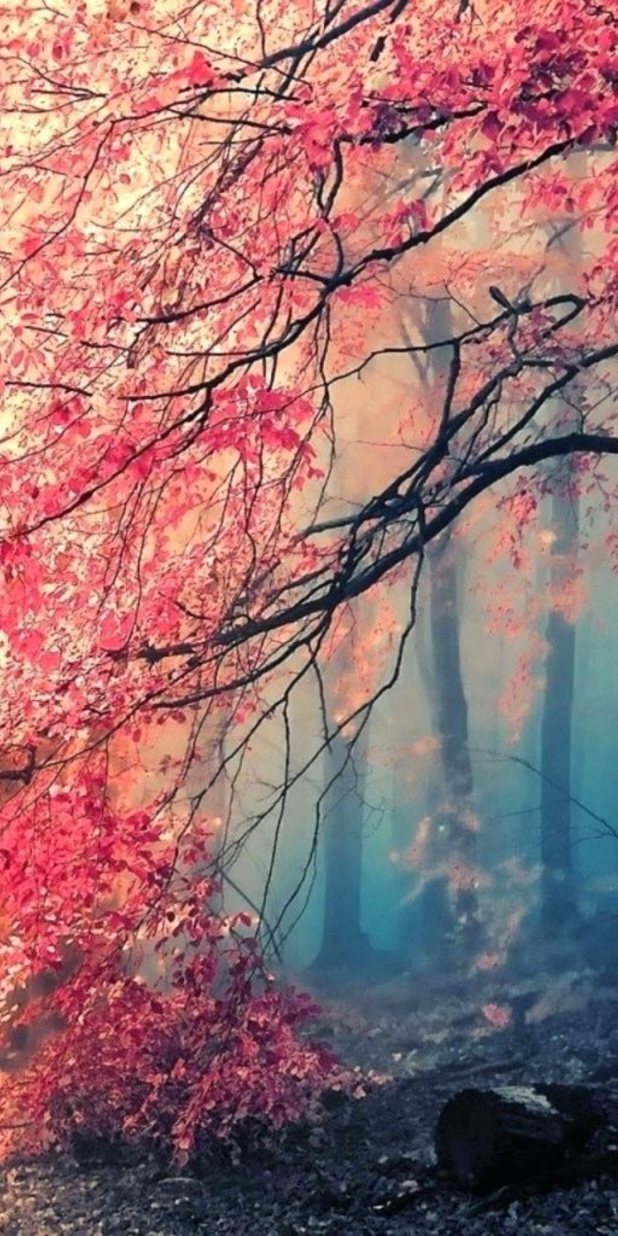
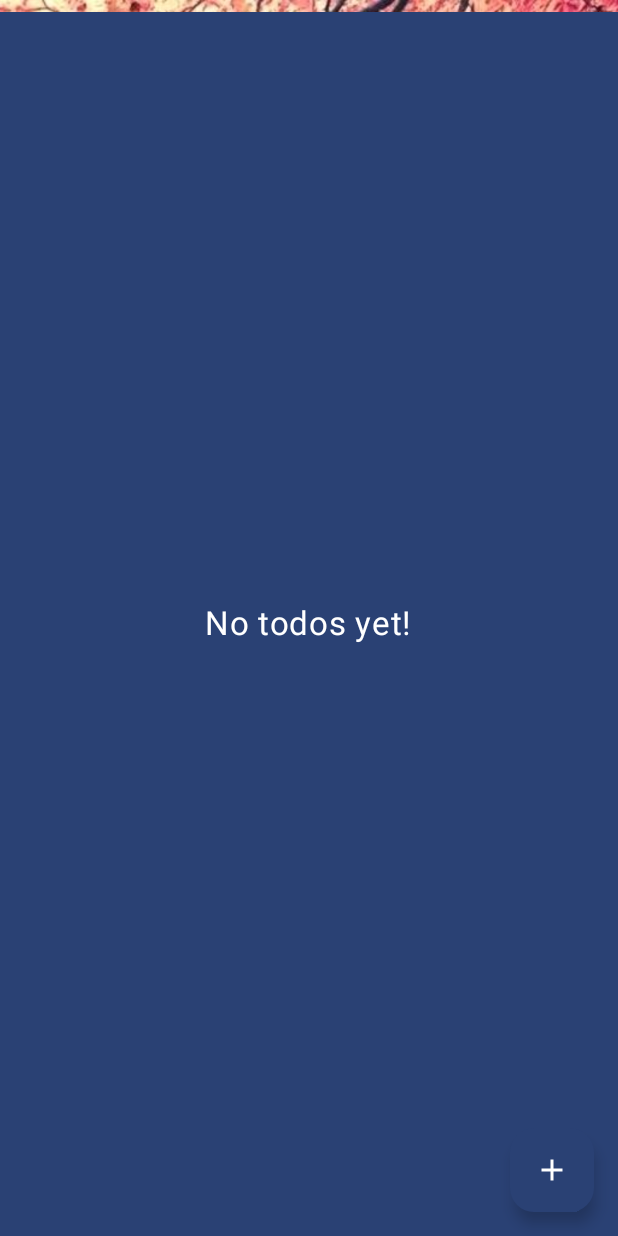
Before and after one commit to AsH1605/WeCal, an Android app built with Jetpack Compose: the screen it shows after launch (MainActivity), on a phone screen of 412 x 824 dp. Run offline under Robolectric (Android 15) with nearby library versions, the light colour scheme and no system bars; our stand-ins replace Dagger/Hilt's generated code, Room's generated code, livedata-compose.

Commit message:
Note database setup

```diff
--- a/app/src/main/java/com/example/calender/MainActivity.kt
+++ b/app/src/main/java/com/example/calender/MainActivity.kt
@@ -7,9 +7,11 @@ import androidx.activity.viewModels
 import androidx.compose.foundation.Image
 import androidx.compose.foundation.layout.Box
 import androidx.compose.foundation.layout.Column
+import androidx.compose.foundation.layout.Spacer
 import androidx.compose.foundation.layout.fillMaxHeight
 import androidx.compose.foundation.layout.fillMaxSize
 import androidx.compose.foundation.layout.fillMaxWidth
+import androidx.compose.foundation.layout.height
 import androidx.compose.material3.MaterialTheme
 import androidx.compose.material3.Surface
 import androidx.compose.runtime.Composable
@@ -17,7 +19,9 @@ import androidx.compose.ui.Alignment
 import androidx.compose.ui.Modifier
 import androidx.compose.ui.layout.ContentScale
 import androidx.compose.ui.res.painterResource
+import androidx.compose.ui.unit.dp
 import com.example.calender.domain.weather.WeatherRepository
+import com.example.calender.presentation.ui.component.NotesScreen
 import com.example.calender.presentation.ui.component.WeatherScreen
 import com.example.calender.presentation.viewmodel.WeatherViewModel
 import com.example.calender.ui.theme.CalenderTheme
@@ -25,7 +29,6 @@ import dagger.hilt.android.AndroidEntryPoint
 import kotlinx.coroutines.ExperimentalCoroutinesApi
 import javax.inject.Inject
 
-@OptIn(ExperimentalCoroutinesApi::class)
 @AndroidEntryPoint
 class MainActivity : ComponentActivity() {
     @Inject
@@ -39,7 +42,11 @@ class MainActivity : ComponentActivity() {
                 // A surface container using the 'background' color from the theme
                 Surface(modifier = Modifier.fillMaxSize(), color = MaterialTheme.colorScheme.background) {
                     BoxSet()
-                    WeatherScreen(viewModel)
+                    Column {
+                        WeatherScreen(viewModel)
+                        Spacer(modifier = Modifier.height(8.dp))
+                        NotesScreen()
+                    }
                 }
             }
         }
--- /dev/null
+++ b/app/src/main/java/com/example/calender/data/NotesRepositoryImpl.kt
@@ -0,0 +1,26 @@
+package com.example.calender.data
+
+import com.example.calender.data.db.NoteDatabase
+import com.example.calender.data.db.NoteEntity
+import com.example.calender.domain.Notes.NotesRepository
+import kotlinx.coroutines.flow.Flow
+
+class NotesRepositoryImpl(private val database: NoteDatabase):NotesRepository {
+    private val dao = database.noteDao()
+    override suspend fun addNote(note: NoteEntity) {
+        dao.addNote(note)
+    }
+
+    override suspend fun getNote(): Flow<List<NoteEntity>> =
+        dao.getNote()
+
+    override suspend fun updateNote(note: NoteEntity) {
+        dao.updateNote(note)
+    }
+
+    override suspend fun deleteNote(note: NoteEntity) {
+        dao.deleteNote(note)
+    }
+
+
+}
--- /dev/null
+++ b/app/src/main/java/com/example/calender/data/db/NoteDatabase.kt
@@ -0,0 +1,13 @@
+package com.example.calender.data.db
+
+import androidx.room.Database
+import androidx.room.RoomDatabase
+
+@Database(entities = [NoteEntity::class], version = 1)
+abstract class NoteDatabase: RoomDatabase() {
+    abstract fun noteDao(): NotesDao
+
+    companion object{
+        const val DATABASE_NAME="notes_db"
+    }
+}
--- /dev/null
+++ b/app/src/main/java/com/example/calender/data/db/NotesDao.kt
@@ -0,0 +1,24 @@
+package com.example.calender.data.db
+
+import androidx.room.Dao
+import androidx.room.Delete
+import androidx.room.Insert
+import androidx.room.Query
+import androidx.room.Update
+import kotlinx.coroutines.flow.Flow
+
+@Dao
+interface NotesDao {
+
+    @Insert
+    fun addNote(note: NoteEntity)
+
+    @Query("SELECT * FROM notes")
+    fun getNote() : Flow<List<NoteEntity>>
+
+    @Update
+    fun updateNote(note: NoteEntity)
+
+    @Delete
+    fun deleteNote(note: NoteEntity)
+}
--- /dev/null
+++ b/app/src/main/java/com/example/calender/data/di/NoteModule.kt
@@ -0,0 +1,35 @@
+package com.example.calender.data.di
+
+import android.app.Application
+import androidx.room.Room
+import androidx.room.RoomDatabase
+import com.example.calender.data.NotesRepositoryImpl
+import com.example.calender.data.db.NoteDatabase
+import com.example.calender.domain.Notes.NotesRepository
+import dagger.Module
+import dagger.Provides
+import dagger.hilt.InstallIn
+import dagger.hilt.components.SingletonComponent
+import javax.inject.Singleton
+
+
+@Module
+@InstallIn(SingletonComponent::class)
+object NoteModule {
+
+    @Provides
+    @Singleton
+    fun provideNoteDatabase(app:Application): NoteDatabase {
+        return Room.databaseBuilder(
+            app,
+            NoteDatabase::class.java,
+            NoteDatabase.DATABASE_NAME
+        ).build()
+    }
+
+    @Provides
+    @Singleton
+    fun provideNoteRepository(db: NoteDatabase):NotesRepository{
+        return NotesRepositoryImpl(db)
+    }
+}
--- /dev/null
+++ b/app/src/main/java/com/example/calender/domain/Notes/NotesRepository.kt
@@ -0,0 +1,12 @@
+package com.example.calender.domain.Notes
+
+import com.example.calender.data.db.NoteEntity
+import kotlinx.coroutines.flow.Flow
+import javax.inject.Inject
+
+interface NotesRepository{
+    suspend fun getNote(): Flow<List<NoteEntity>>
+    suspend fun addNote(note: NoteEntity)
+    suspend fun updateNote(note: NoteEntity)
+    suspend fun deleteNote(note: NoteEntity)
+}
--- /dev/null
+++ b/app/src/main/java/com/example/calender/presentation/ui/component/NoteScreen.kt
@@ -0,0 +1,150 @@
+package com.example.calender.presentation.ui.component
+
+import androidx.compose.animation.AnimatedVisibility
+import androidx.compose.animation.fadeIn
+import androidx.compose.animation.fadeOut
+import androidx.compose.animation.scaleIn
+import androidx.compose.animation.scaleOut
+import androidx.compose.foundation.layout.Arrangement
+import androidx.compose.foundation.layout.Box
+import androidx.compose.foundation.layout.Column
+import androidx.compose.foundation.layout.Spacer
+import androidx.compose.foundation.layout.fillMaxSize
+import androidx.compose.foundation.layout.fillMaxWidth
+import androidx.compose.foundation.layout.height
+import androidx.compose.foundation.layout.padding
+import androidx.compose.foundation.lazy.LazyColumn
+import androidx.compose.foundation.shape.RoundedCornerShape
+import androidx.compose.material.icons.Icons
+import androidx.compose.material.icons.filled.Add
+import androidx.compose.material3.Button
+import androidx.compose.material3.ButtonDefaults
+import androidx.compose.material3.ExperimentalMaterial3Api
+import androidx.compose.material3.FloatingActionButton
+import androidx.compose.material3.Icon
+import androidx.compose.material3.MaterialTheme
+import androidx.compose.material3.OutlinedTextField
+import androidx.compose.material3.Scaffold
+import androidx.compose.material3.Text
+import androidx.compose.material3.TextFieldDefaults
+import androidx.compose.runtime.Composable
+import androidx.compose.runtime.collectAsState
+import androidx.compose.runtime.getValue
+import androidx.compose.runtime.mutableStateOf
+import androidx.compose.runtime.remember
+import androidx.compose.ui.Alignment
+import androidx.compose.ui.Modifier
+import androidx.compose.ui.graphics.Color
+import androidx.compose.ui.unit.dp
+import androidx.compose.ui.unit.sp
+import androidx.compose.ui.window.Dialog
+import com.example.calender.data.db.NoteEntity
+import com.example.calender.presentation.viewmodel.NoteViewModel
+
+@OptIn(ExperimentalMaterial3Api::class)
+@Composable
+fun NotesScreen(
+    viewModel: NoteViewModel = androidx.lifecycle.viewmodel.compose.viewModel()
+){
+    val notes by viewModel.note.collectAsState()
+
+    val (dialogOpen, setDialogOpen) = remember {
+        mutableStateOf(false)
+    }
+
+    if(dialogOpen){
+        val (note, setNote) = remember {
+            mutableStateOf("")
+        }
+        Dialog(onDismissRequest = { setDialogOpen(false) }) {
+            Column {
+                OutlinedTextField(
+                    value = note,
+                    onValueChange = {setNote(it)
+                    },
+                    modifier = Modifier.fillMaxWidth(),
+                    label = { Text(text = "Note")},
+                    colors = TextFieldDefaults.outlinedTextFieldColors(
+                        focusedBorderColor = MaterialTheme.colorScheme.primary,
+                        focusedLabelColor = MaterialTheme.colorScheme.primary
+                    )
+                )
+                Spacer(modifier = Modifier.height(18.dp))
+                Button(onClick = {
+                    if (note.isNotEmpty()){
+                        viewModel.addNote(
+                            NoteEntity(note = note)
+                        )
+                        setDialogOpen(false)
+                    }
+                    },
+                    shape = RoundedCornerShape(5.dp),
+                    modifier = Modifier.fillMaxWidth(),
+                    colors = ButtonDefaults.buttonColors(
+                        containerColor = Color.White
+                    )
+                ) {
+                    Text(text = "Submit", color = MaterialTheme.colorScheme.primary)
+                }
+            }
+        }
+    }
+    Scaffold(
+        containerColor = MaterialTheme.colorScheme.primary,
+        floatingActionButton = {
+            FloatingActionButton(
+                onClick = { setDialogOpen(true) },
+                contentColor = Color.White,
+                containerColor = MaterialTheme.colorScheme.primary
+            ) {
+                Icon(
+                    imageVector = Icons.Default.Add,
+                    contentDescription = "Add"
+                )
+            }
+        }
+    ) {paddings->
+        Box(
+            modifier = Modifier
+                .fillMaxSize()
+                .padding(paddings),
+            contentAlignment = Alignment.Center
+        ) {
+            AnimatedVisibility(
+                visible = notes.isEmpty(),
+                enter = scaleIn() + fadeIn(),
+                exit = scaleOut() + fadeOut()
+            ) {
+                Text(text = "No todos yet!", color = Color.White, fontSize = 22.sp)
+            }
+            AnimatedVisibility(
+                visible = notes.isNotEmpty(),
+                enter = scaleIn() + fadeIn(),
+                exit = scaleOut() + fadeOut()
+            ) {
+                LazyColumn(
+                    modifier = Modifier
+                        .fillMaxSize()
+                        .padding(
+                            bottom = paddings.calculateBottomPadding() + 8.dp,
+                            top = 8.dp,
+                            start = 8.dp,
+                            end = 8.dp,
+                        ),
+                    verticalArrangement = Arrangement.spacedBy(8.dp)
+                ) {
+                    items(notes.size) { noteEntity ->
+                        Notes(
+                            noteEntity = noteEntity,
+                            onClick = {
+                                viewModel.updateNOte(noteEntity.copy(done = !noteEntity.done))
+                            }
+                        ) {
+                            viewModel.deleteNote(noteEntity)
+                        }
+                    }
+                }
+            }
+        }
+    }
+}
--- a/app/src/main/java/com/example/calender/presentation/ui/component/Weather.kt
+++ b/app/src/main/java/com/example/calender/presentation/ui/component/Weather.kt
@@ -37,7 +37,7 @@ fun Weather(
 ) {
     Box(
         modifier = Modifier
-            .fillMaxSize()
+            .fillMaxWidth()
     ) {
         Card(
             modifier = Modifier
--- /dev/null
+++ b/app/src/main/java/com/example/calender/presentation/viewmodel/NoteViewModel.kt
@@ -0,0 +1,52 @@
+package com.example.calender.presentation.viewmodel
+
+import androidx.lifecycle.ViewModel
+import androidx.lifecycle.viewModelScope
+import com.example.calender.data.db.NoteEntity
+import com.example.calender.domain.Notes.NotesRepository
+import dagger.hilt.android.lifecycle.HiltViewModel
+import kotlinx.coroutines.Dispatchers
+import kotlinx.coroutines.flow.MutableStateFlow
+import kotlinx.coroutines.flow.asStateFlow
+import kotlinx.coroutines.flow.collect
+import kotlinx.coroutines.launch
+import javax.inject.Inject
+
+@HiltViewModel
+class NoteViewModel @Inject constructor(
+    private val notesRepository:NotesRepository
+): ViewModel() {
+
+    private val _note: MutableStateFlow<List<NoteEntity>> = MutableStateFlow(emptyList())
+    val note = _note.asStateFlow()
+
+    init {
+        getNote()
+    }
+
+    private fun getNote(){
+        viewModelScope.launch (Dispatchers.IO){
+            notesRepository.getNote().collect{data->
+                _note.value = data
+            }
+        }
+    }
+
+    fun updateNOte(noteEntity: NoteEntity){
+        viewModelScope.launch (Dispatchers.IO){
+            notesRepository.updateNote(noteEntity)
+        }
+    }
+
+    fun deleteNote(noteEntity: NoteEntity){
+        viewModelScope.launch (Dispatchers.IO){
+            notesRepository.deleteNote(noteEntity)
+        }
+    }
+
+    fun addNote(noteEntity: NoteEntity){
+        viewModelScope.launch (Dispatchers.IO){
+            notesRepository.addNote(noteEntity)
+        }
+    }
+}
```
Also changed, not shown: app/src/main/java/com/example/calender/data/db/NoteEntity.kt (added, +22 -0 lines), app/src/main/java/com/example/calender/presentation/ui/component/Notes.kt (+4 -7 lines).
